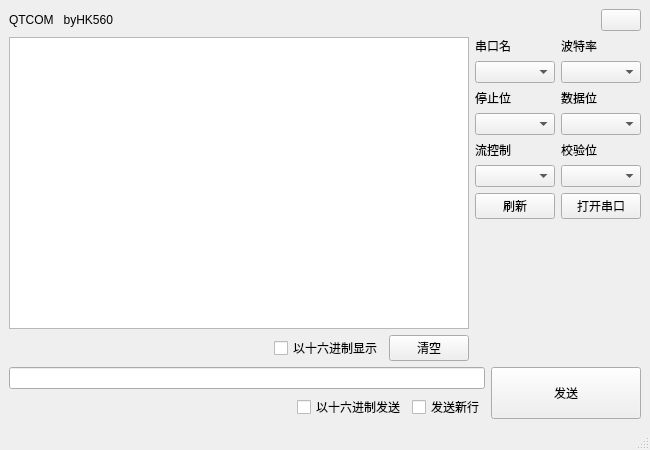
Above: qtCom/forms/mainwindow.ui from HK560/QTCOM before the change. Below: the same form after it.
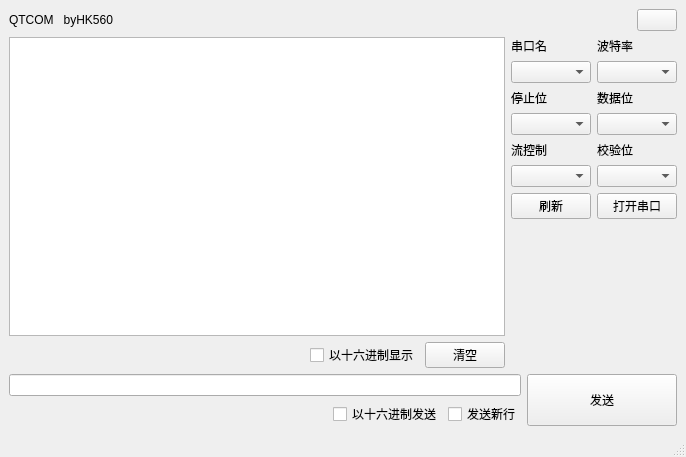
That is the form after the change.

Commit message: updata qss and fixed some issues

Patch:
```diff
--- a/qtCom/forms/mainwindow.ui
+++ b/qtCom/forms/mainwindow.ui
@@ -6,8 +6,8 @@
    <rect>
     <x>0</x>
     <y>0</y>
-    <width>650</width>
-    <height>450</height>
+    <width>686</width>
+    <height>457</height>
    </rect>
   </property>
   <property name="windowTitle">
```
Left out of the diff: 2 changed lines with no effect on the pictures. The commit also changes 2 other files.
